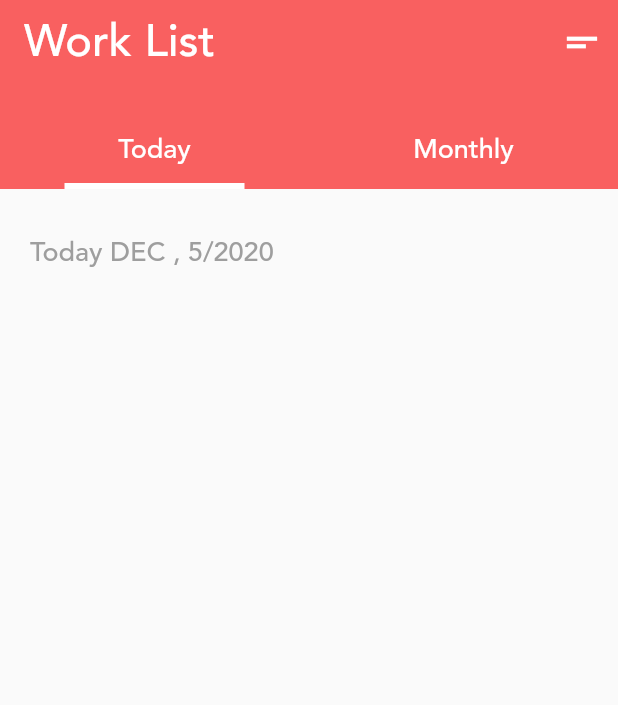
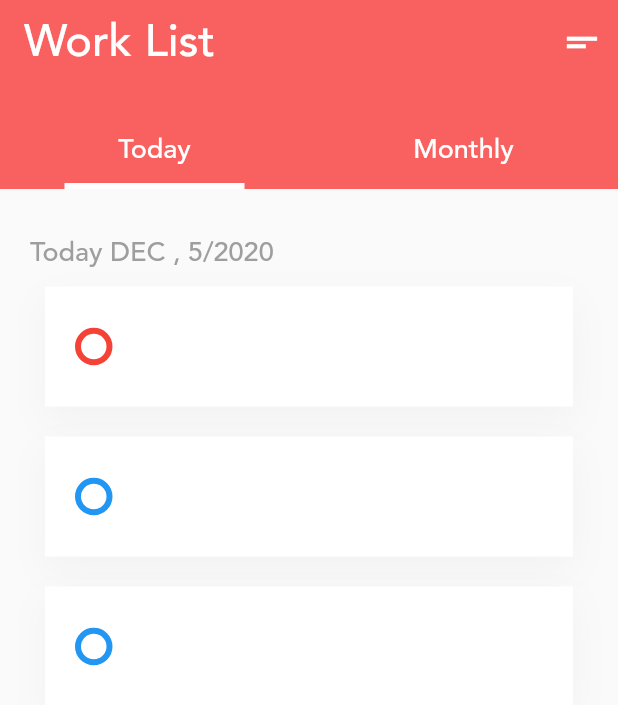
Before and after one commit to johnwanjema/flutter_todo_app, a Flutter app: the screen it shows after launch, on a phone screen of 412 x 824 dp. Shown: the top 705 px of the screen. Run offline on Flutter 3.47's test engine with Material 2 defaults, Android fonts, the phone set to English and light mode, and no system bars; drawn by our look-alikes of flutter_slidable; our stand-ins replace table_calendar.

```diff
--- a/lib/screens/HomeScreen.dart
+++ b/lib/screens/HomeScreen.dart
@@ -1,5 +1,6 @@
 import 'package:flutter/material.dart';
 import 'package:table_calendar/table_calendar.dart';
+import 'package:flutter_slidable/flutter_slidable.dart';
 
 import 'package:table_calendar/table_calendar.dart';
 
@@ -145,12 +146,11 @@ class _homePageState extends State<homePage> {
                           Text(
                             'Today ${months[today.month - 1]} , ${today.day}/${today.year}',
                             style: TextStyle(fontSize: 18, color: Colors.grey),
-                          )
+                          ),
+                          taskWidget(Colors.red, 'qwerty12', '9:00 am'),
+                          taskWidget(Colors.blue, 'qwerty12', '9:00 am'),
+                          taskWidget(Colors.blue, 'qwerty12', '9:00 am'),
                         ],
-                        // taskWidget(
-                        //   color:Colors.red,
-                        //   'meeting','9:00 Am'
-                        // ),
                       ),
                     )
                   ],
@@ -162,4 +162,33 @@ class _homePageState extends State<homePage> {
       ),
     );
   }
+
+  Slidable taskWidget(Color color, String description, String time) {
+    return Slidable(
+        actionPane: SlidableDrawerActionPane(),
+        actionExtentRatio: .3,
+        child: Container(
+          height: 80,
+          margin: EdgeInsets.symmetric(horizontal: 10, vertical: 10),
+          decoration: BoxDecoration(color: Colors.white, boxShadow: [
+            BoxShadow(
+                color: Colors.black.withOpacity(.03),
+                offset: Offset(0, 9),
+                blurRadius: 20,
+                spreadRadius: 1)
+          ]),
+          child: Row(
+            children: [
+              Container(
+                margin: EdgeInsets.symmetric(horizontal: 20 ),
+                height: 25,width: 25,decoration: BoxDecoration(
+                color: Colors.white ,
+                shape: BoxShape.circle,
+                border: Border.all(color: color,width: 4),
+              ),
+              )
+            ],
+          ),
+        ));
+  }
 }
```
